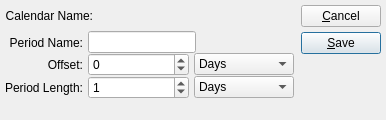
Qt form guiclient/relativeCalendarItem.ui (discountscott/qt-client) before a commit.
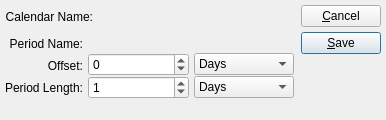
The same form after that commit. Custom widgets are drawn as their Qt base class.

The edit to the form file:
```diff
--- a/guiclient/relativeCalendarItem.ui
+++ b/guiclient/relativeCalendarItem.ui
@@ -62,9 +62,11 @@
           </widget>
          </item>
          <item>
-          <widget class="QLabel" name="_calendarName">
-           <property name="sizePolicy">
-            <sizepolicy hsizetype="Expanding" vsizetype="Preferred">
+          <widget class="QLabel" name="_calendarName" >
+           <property name="sizePolicy" >
+            <sizepolicy>
+             <hsizetype>7</hsizetype>
+             <vsizetype>5</vsizetype>
              <horstretch>0</horstretch>
              <verstretch>0</verstretch>
             </sizepolicy>
@@ -144,7 +146,7 @@
               <number>0</number>
              </property>
              <item>
-              <widget class="XLineEdit" name="_name"/>
+              <widget class="XLineEdit" name="_name" />
              </item>
              <item>
               <spacer>
@@ -349,11 +351,11 @@
    </item>
   </layout>
  </widget>
- <layoutdefault spacing="6" margin="11"/>
+ <layoutdefault spacing="6" margin="11" />
  <customwidgets>
   <customwidget>
    <class>XLineEdit</class>
-   <extends>QLineEdit</extends>
+   <extends>QWidget</extends>
    <header>xlineedit.h</header>
    <container>1</container>
   </customwidget>
```
Left out of the diff: 229 changed lines with no effect on the pictures.
